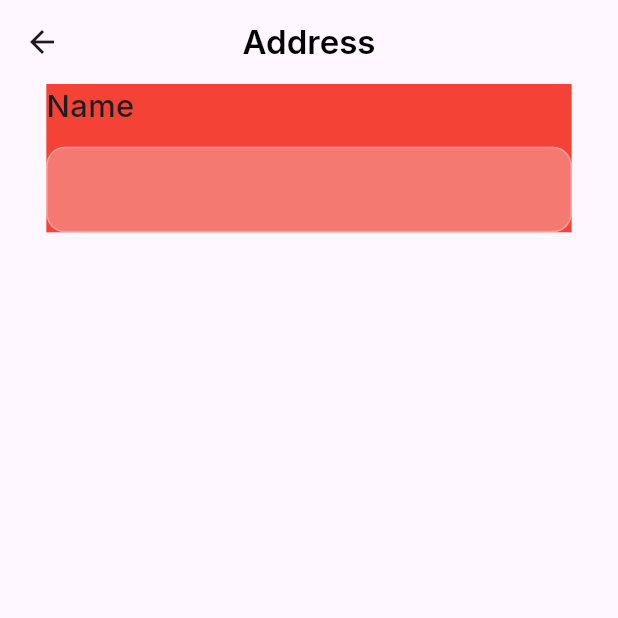
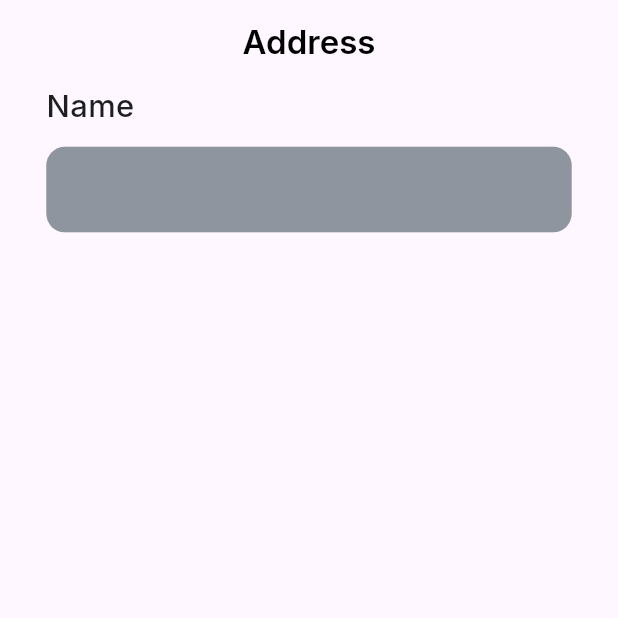
Before and after one commit to salman96007/littlelounge, a Flutter app: the Saveaddresspage screen opened directly, on a phone screen of 412 x 824 dp, the top half of it. Run offline on Flutter 3.47's test engine with Material 3 defaults, Android fonts, the phone set to English and light mode, and no system bars; our stand-ins replace flutter_svg, google_fonts.

Commit message:
eleventh color added

```diff
--- a/lib/constant/colorconstant.dart
+++ b/lib/constant/colorconstant.dart
@@ -1,7 +1,7 @@
 import 'dart:ui';
 
 class ColorConst{
-  static const primeryColor=Color(0xffFFFFFF);
+  static const primaryColor=Color(0xffFFFFFF);
   static const secondary=Color(0xff000000);
   static const thirdColor=Color(0xff9775FA);
   static const forth=Color(0xffEE65DB);
@@ -11,7 +11,8 @@ class ColorConst{
   static const eighth=Color(0xff8F959E);
   static const nineth=Color(0xff1D1E20);
   static const tenth=Color(0xff4267B2);
-  static const eleventh=Color(0xffF5F6FA);
+  static const eleventh=Color(0xff8F959E);
+
 
 
 
--- a/lib/features/payement/screen/saveaddresspage.dart
+++ b/lib/features/payement/screen/saveaddresspage.dart
@@ -32,7 +32,7 @@ class _SaveaddresspageState extends State<Saveaddresspage> {
               Container(
                 width:width*0.85,
                 height:height*0.12,
-                color:Colors.red,
+                //color:Colors.red,
                 child: Column(
                   mainAxisAlignment: MainAxisAlignment.spaceBetween,
                   crossAxisAlignment:CrossAxisAlignment.start,
@@ -54,7 +54,7 @@ class _SaveaddresspageState extends State<Saveaddresspage> {
                         constraints:BoxConstraints(
                             maxHeight:width*0.16
                         ),
-                        fillColor:ColorConst.eleventh.withOpacity(0.3),
+                        fillColor:ColorConst.eleventh.withOpacity(1),
                         filled: true,
                         enabledBorder:OutlineInputBorder(
                             borderSide: BorderSide(
--- a/lib/features/splashscreen/screen/splashscreen.dart
+++ b/lib/features/splashscreen/screen/splashscreen.dart
@@ -23,14 +23,14 @@ class SplashScreen extends StatefulWidget {
             children: [
              Image.asset(ImageConstant.modelLogo),
               RichText(text: TextSpan(text: "STYLISH\n",   style: GoogleFonts.firaSans(
-                textStyle : TextStyle(color: ColorConst.primeryColor,
+                textStyle : TextStyle(color: ColorConst.primaryColor,
                   fontSize:width*0.13, ),
 
               ),
                 children: [
                   TextSpan(text:"Find Your Slyle",
                     style:GoogleFonts.sacramento(
-                      textStyle : TextStyle(color: ColorConst.primeryColor,
+                      textStyle : TextStyle(color: ColorConst.primaryColor,
                       fontSize: width*0.12),
 
                     ) )
--- a/lib/main.dart
+++ b/lib/main.dart
@@ -33,7 +33,7 @@ class _MyAppState extends State<MyApp> {
         theme: ThemeData(
             textTheme: GoogleFonts.interTextTheme()
         ),
-        home: HomePage(),
+        home:Saveaddresspage(),
         debugShowCheckedModeBanner: false,
       ),
     );
```
